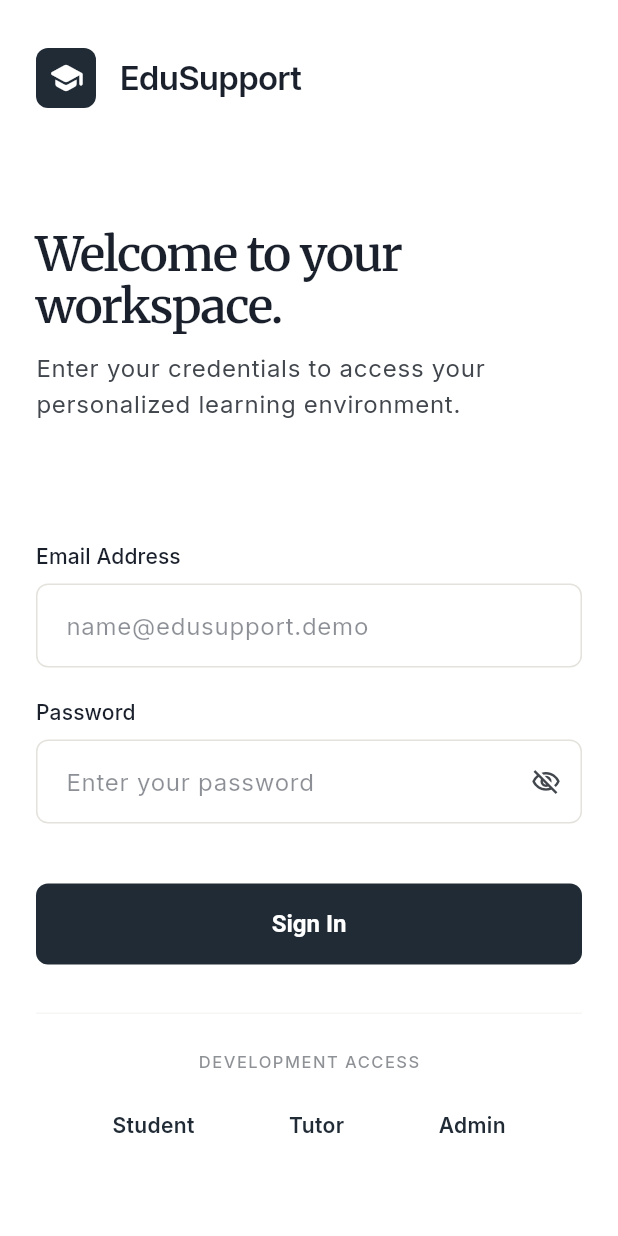
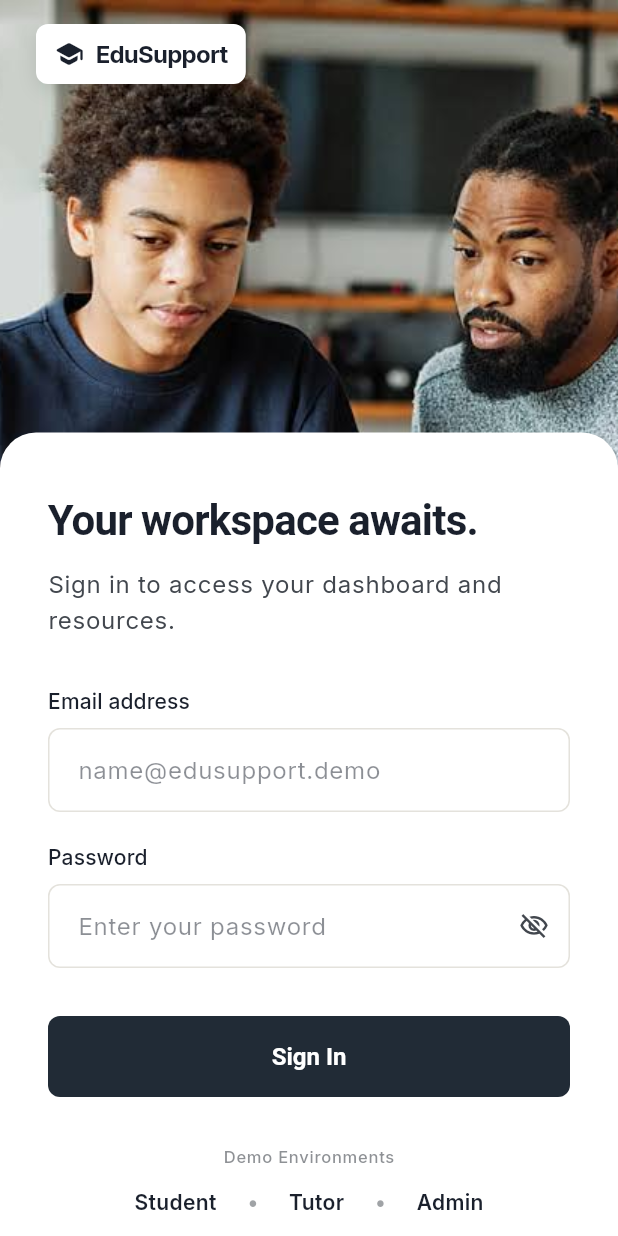
Before and after one commit to chris-moyo-codes/eduSupport-apk, a Flutter app: the screen it shows after launch, after a tap on "Skip", on a phone screen of 412 x 824 dp. Run offline on Flutter 3.47's test engine with Material 3 defaults, Android fonts, the phone set to English and light mode, and no system bars; our stand-ins replace dio, flutter_riverpod, flutter_secure_storage, go_router, google_fonts, shared_preferences.

Commit message:
feat: restore approved login and onboarding designs

```diff
--- a/lib/features/auth/presentation/screens/login_screen.dart
+++ b/lib/features/auth/presentation/screens/login_screen.dart
@@ -43,69 +43,61 @@ class _LoginScreenState extends ConsumerState<LoginScreen> {
   Widget build(BuildContext context) {
     final theme = Theme.of(context);
     final authState = ref.watch(authControllerProvider);
+    final topPadding = MediaQuery.of(context).padding.top;
+    final screenHeight = MediaQuery.of(context).size.height;
 
     return Scaffold(
-      backgroundColor: theme.colorScheme.surface,
-      body: SafeArea(
-        child: CustomScrollView(
+      backgroundColor: Colors.black, // Behind image
+      body: Stack(
+        children: [
+          // ── Background Image Hero ──────────────────────────────────────────
+          Positioned(
+            top: 0,
+            left: 0,
+            right: 0,
+            height: screenHeight * 0.55,
+            child: Image.asset(
+              'assets/images/login-hero.jpg',
+              fit: BoxFit.cover,
+            ),
+          ),
+
+          // ── Scrollable Form Area ───────────────────────────────────────────
+          CustomScrollView(
             slivers: [
+              SliverToBoxAdapter(
+                child: SizedBox(height: screenHeight * 0.35), // Space for image to show
+              ),
               SliverFillRemaining(
                 hasScrollBody: false,
-              child: Padding(
-                padding: const EdgeInsets.symmetric(horizontal: 24, vertical: 32),
+                child: Container(
+                  decoration: BoxDecoration(
+                    color: theme.colorScheme.surface,
+                    borderRadius: const BorderRadius.vertical(top: Radius.circular(24)),
+                  ),
+                  padding: const EdgeInsets.fromLTRB(32, 40, 32, 32),
                   child: Column(
                     crossAxisAlignment: CrossAxisAlignment.stretch,
                     children: [
-                    // Top Logo / Brand
-                    GestureDetector(
-                      onLongPress: () {
-                        DevTools.resetOnboarding(ref);
-                        ScaffoldMessenger.of(context).showSnackBar(
-                          const SnackBar(content: Text('Onboarding reset.')),
-                        );
-                      },
-                      child: Row(
-                        children: [
-                          Container(
-                            width: 40,
-                            height: 40,
-                            decoration: BoxDecoration(
-                              color: theme.colorScheme.primary,
-                              borderRadius: EduSupportTheme.radiusLg,
-                            ),
-                            child: Icon(Icons.school_rounded, color: theme.colorScheme.onPrimary, size: 24),
-                          ),
-                          const SizedBox(width: 16),
-                          Text(
-                            'EduSupport',
-                            style: theme.textTheme.titleLarge?.copyWith(
-                              letterSpacing: -0.5,
-                              fontWeight: FontWeight.w600,
-                            ),
-                          ),
-                        ],
-                      ),
-                    ),
-                    const Spacer(flex: 2),
-
                       // Typography Hero
                       Text(
-                      'Welcome to your workspace.',
-                      style: theme.textTheme.headlineLarge?.copyWith(
+                        'Your workspace awaits.',
+                        style: theme.textTheme.headlineMedium?.copyWith(
                           color: theme.colorScheme.onSurface,
-                        letterSpacing: -1.0,
-                        height: 1.1,
+                          fontWeight: FontWeight.w700,
+                          letterSpacing: -0.5,
+                          fontFamily: 'Georgia', // Serif-style text as requested
                         ),
                       ),
                       const SizedBox(height: 12),
                       Text(
-                      'Enter your credentials to access your personalized learning environment.',
+                        'Sign in to access your dashboard and resources.',
                         style: theme.textTheme.bodyLarge?.copyWith(
                           color: theme.colorScheme.onSurfaceVariant,
                           height: 1.5,
                         ),
                       ),
-                    const Spacer(flex: 2),
+                      const SizedBox(height: 32),
 
                       // Error Message
                       if (authState.errorMessage != null)
@@ -115,7 +107,6 @@ class _LoginScreenState extends ConsumerState<LoginScreen> {
                           decoration: BoxDecoration(
                             color: theme.colorScheme.error.withValues(alpha: 0.1),
                             borderRadius: EduSupportTheme.radiusLg,
-                          border: Border.all(color: theme.colorScheme.error.withValues(alpha: 0.2)),
                           ),
                           child: Text(
                             authState.errorMessage!,
@@ -129,7 +120,7 @@ class _LoginScreenState extends ConsumerState<LoginScreen> {
 
                       // Form
                       EduTextField(
-                      label: 'Email Address',
+                        label: 'Email address',
                         hintText: 'name@edusupport.demo',
                         controller: _emailController,
                         keyboardType: TextInputType.emailAddress,
@@ -155,7 +146,7 @@ class _LoginScreenState extends ConsumerState<LoginScreen> {
                           },
                         ),
                       ),
-                    const SizedBox(height: 40),
+                      const SizedBox(height: 32),
                       EduButton(
                         label: 'Sign In',
                         fullWidth: true,
@@ -164,35 +155,33 @@ class _LoginScreenState extends ConsumerState<LoginScreen> {
                         onPressed: _login,
                       ),
 
+                      const Spacer(),
                       const SizedBox(height: 32),
 
                       // Demo Links
-                    Container(
-                      padding: const EdgeInsets.symmetric(vertical: 24),
-                      decoration: BoxDecoration(
-                        border: Border(top: BorderSide(color: theme.colorScheme.outline.withValues(alpha: 0.3))),
-                      ),
-                      child: Column(
-                        children: [
-                          Text(
-                            'DEVELOPMENT ACCESS',
+                      Center(
+                        child: Text(
+                          'Demo Environments',
                           style: theme.textTheme.labelSmall?.copyWith(
                             color: theme.colorScheme.onSurfaceVariant.withValues(alpha: 0.6),
-                              letterSpacing: 1.0,
+                            letterSpacing: 0.5,
                           ),
                         ),
-                          const SizedBox(height: 16),
+                      ),
+                      const SizedBox(height: 8),
                       Row(
-                            mainAxisAlignment: MainAxisAlignment.spaceEvenly,
+                        mainAxisAlignment: MainAxisAlignment.center,
                         children: [
                           _DemoLink(
                             label: 'Student',
                             onTap: () => _fillDemo('student@edusupport.demo', 'Student@123'),
                           ),
+                          _Divider(),
                           _DemoLink(
                             label: 'Tutor',
                             onTap: () => _fillDemo('tutor@edusupport.demo', 'Tutor@123'),
                           ),
+                          _Divider(),
                           _DemoLink(
                             label: 'Admin',
                             onTap: () => _fillDemo('admin@edusupport.demo', 'Admin@123'),
@@ -202,11 +191,66 @@ class _LoginScreenState extends ConsumerState<LoginScreen> {
                     ],
                   ),
                 ),
+              ),
+            ],
+          ),
+
+          // ── App Brand (Floating Top Left) ──────────────────────────────────
+          Positioned(
+            top: topPadding + 16,
+            left: 24,
+            child: GestureDetector(
+              onLongPress: () {
+                DevTools.resetOnboarding(ref);
+                ScaffoldMessenger.of(context).showSnackBar(
+                  const SnackBar(content: Text('Onboarding reset.')),
+                );
+              },
+              child: Container(
+                padding: const EdgeInsets.symmetric(horizontal: 12, vertical: 8),
+                decoration: BoxDecoration(
+                  color: Colors.white,
+                  borderRadius: EduSupportTheme.radiusLg,
+                  boxShadow: [
+                    BoxShadow(
+                      color: Colors.black.withValues(alpha: 0.1),
+                      blurRadius: 10,
+                      offset: const Offset(0, 4),
+                    ),
+                  ],
+                ),
+                child: Row(
+                  children: [
+                    Icon(Icons.school_rounded, color: theme.colorScheme.onSurface, size: 20),
+                    const SizedBox(width: 8),
+                    Text(
+                      'EduSupport',
+                      style: theme.textTheme.titleMedium?.copyWith(
+                        letterSpacing: -0.5,
+                        fontWeight: FontWeight.w700,
+                        color: theme.colorScheme.onSurface,
+                      ),
+                    ),
                   ],
                 ),
               ),
             ),
+          ),
         ],
+      ),
+    );
+  }
+}
+
+class _Divider extends StatelessWidget {
+  @override
+  Widget build(BuildContext context) {
+    return Padding(
+      padding: const EdgeInsets.symmetric(horizontal: 12),
+      child: Text(
+        '•',
+        style: TextStyle(
+          color: Theme.of(context).colorScheme.onSurfaceVariant.withValues(alpha: 0.5),
         ),
       ),
     );
@@ -225,13 +269,13 @@ class _DemoLink extends StatelessWidget {
       onTap: onTap,
       borderRadius: EduSupportTheme.radiusSm,
       child: Padding(
-        padding: const EdgeInsets.symmetric(horizontal: 12, vertical: 8),
+        padding: const EdgeInsets.symmetric(horizontal: 8, vertical: 4),
         child: Text(
           label,
           style: TextStyle(
             fontSize: 14,
             fontWeight: FontWeight.w600,
-            color: Theme.of(context).colorScheme.primary,
+            color: Theme.of(context).colorScheme.onSurface,
           ),
         ),
       ),
--- a/lib/features/onboarding/presentation/screens/onboarding_screen.dart
+++ b/lib/features/onboarding/presentation/screens/onboarding_screen.dart
@@ -20,14 +20,14 @@ class _OnboardingScreenState extends ConsumerState<OnboardingScreen> {
 
   final List<_OnboardingPageData> _pages = [
     _OnboardingPageData(
-      title: 'Premium\nlearning support.',
+      title: 'Premium learning support.',
       description: 'Trusted tutoring and practical resources built for consistent progress.',
-      icon: Icons.auto_graph_rounded,
+      imagePath: 'assets/images/onboarding-hero.webp',
     ),
     _OnboardingPageData(
-      title: 'Focus on\nwhat matters.',
+      title: 'Focus on what matters.',
       description: 'Calm interfaces and reliable offline tools to keep your momentum going.',
-      icon: Icons.self_improvement_rounded,
+      imagePath: 'assets/images/african-tutor-kids-hero-CKNi_PkA.webp',
     ),
   ];
 
@@ -70,6 +70,7 @@ class _OnboardingScreenState extends ConsumerState<OnboardingScreen> {
   Widget build(BuildContext context) {
     final state = ref.watch(onboardingControllerProvider);
     final theme = Theme.of(context);
+    final screenHeight = MediaQuery.of(context).size.height;
 
     if (state.isLoading) {
       return Scaffold(
@@ -82,30 +83,102 @@ class _OnboardingScreenState extends ConsumerState<OnboardingScreen> {
     final isLastPage = currentIndex == _pages.length - 1;
 
     return Scaffold(
-      backgroundColor: theme.colorScheme.surface,
-      body: SafeArea(
-        child: Column(
-          crossAxisAlignment: CrossAxisAlignment.stretch,
+      backgroundColor: Colors.black, // Dark behind image
+      body: Stack(
         children: [
-            Align(
-              alignment: Alignment.topRight,
-              child: Padding(
-                padding: const EdgeInsets.all(24),
+          // ── Background Image Hero ──────────────────────────────────────────
+          // We use a PageView for the images to slide them in sync with the text
+          Positioned(
+            top: 0,
+            left: 0,
+            right: 0,
+            height: screenHeight * 0.55,
+            child: Stack(
+              children: List.generate(_pages.length, (index) {
+                final double value = (_currentPage - index).abs();
+                final double opacity = (1 - value).clamp(0.0, 1.0);
+                return Positioned.fill(
+                  child: Opacity(
+                    opacity: opacity,
+                    child: Image.asset(
+                      _pages[index].imagePath,
+                      fit: BoxFit.cover,
+                    ),
+                  ),
+                );
+              }),
+            ),
+          ),
+
+          // ── Brand Logo ─────────────────────────────────────────────────────
+          Positioned(
+            top: MediaQuery.of(context).padding.top + 16,
+            left: 24,
+            child: Container(
+              padding: const EdgeInsets.symmetric(horizontal: 12, vertical: 8),
+              decoration: BoxDecoration(
+                color: Colors.white,
+                borderRadius: EduSupportTheme.radiusLg,
+                boxShadow: [
+                  BoxShadow(
+                    color: Colors.black.withValues(alpha: 0.1),
+                    blurRadius: 10,
+                    offset: const Offset(0, 4),
+                  ),
+                ],
+              ),
+              child: Row(
+                children: [
+                  Icon(Icons.school_rounded, color: theme.colorScheme.onSurface, size: 20),
+                  const SizedBox(width: 8),
+                  Text(
+                    'EduSupport',
+                    style: theme.textTheme.titleMedium?.copyWith(
+                      letterSpacing: -0.5,
+                      fontWeight: FontWeight.w700,
+                      color: theme.colorScheme.onSurface,
+                    ),
+                  ),
+                ],
+              ),
+            ),
+          ),
+
+          // ── Skip Button ────────────────────────────────────────────────────
+          Positioned(
+            top: MediaQuery.of(context).padding.top + 16,
+            right: 16,
             child: TextButton(
               onPressed: _onSkip,
               style: TextButton.styleFrom(
-                    foregroundColor: theme.colorScheme.onSurfaceVariant,
+                foregroundColor: Colors.white,
+                backgroundColor: Colors.black.withValues(alpha: 0.3),
               ),
               child: const Text('Skip', style: TextStyle(fontWeight: FontWeight.w600)),
             ),
           ),
+
+          // ── Content Area (White Panel) ─────────────────────────────────────
+          Positioned(
+            top: screenHeight * 0.45, // Overlap the image slightly
+            left: 0,
+            right: 0,
+            bottom: 0,
+            child: Container(
+              decoration: BoxDecoration(
+                color: theme.colorScheme.surface,
+                borderRadius: const BorderRadius.vertical(top: Radius.circular(24)),
               ),
+              child: Column(
+                children: [
                   Expanded(
                     child: PageView.builder(
                       controller: _pageController,
                       physics: const BouncingScrollPhysics(),
                       itemCount: _pages.length,
-                onPageChanged: (index) {},
+                      onPageChanged: (index) {
+                        // The state controller can track this if needed
+                      },
                       itemBuilder: (context, index) {
                         final page = _pages[index];
                         final double value = (_currentPage - index).abs();
@@ -117,30 +190,17 @@ class _OnboardingScreenState extends ConsumerState<OnboardingScreen> {
                           child: Opacity(
                             opacity: opacity,
                             child: Padding(
-                        padding: const EdgeInsets.symmetric(horizontal: 32),
+                              padding: const EdgeInsets.fromLTRB(32, 40, 32, 20),
                               child: Column(
-                          mainAxisAlignment: MainAxisAlignment.center,
                                 crossAxisAlignment: CrossAxisAlignment.start,
                                 children: [
-                            Container(
-                              padding: const EdgeInsets.all(16),
-                              decoration: BoxDecoration(
-                                color: theme.colorScheme.primaryContainer,
-                                borderRadius: EduSupportTheme.radiusLg,
-                              ),
-                              child: Icon(
-                                page.icon,
-                                size: 32,
-                                color: theme.colorScheme.onPrimaryContainer,
-                              ),
-                            ),
-                            const SizedBox(height: 32),
                                   Text(
                                     page.title,
-                              style: theme.textTheme.headlineLarge?.copyWith(
-                                fontWeight: FontWeight.w600,
+                                    style: theme.textTheme.headlineMedium?.copyWith(
+                                      fontWeight: FontWeight.w700,
                                       height: 1.1,
-                                letterSpacing: -1.0,
+                                      letterSpacing: -0.5,
+                                      fontFamily: 'Georgia',
                                       color: theme.colorScheme.onSurface,
                                     ),
                                   ),
@@ -161,7 +221,7 @@ class _OnboardingScreenState extends ConsumerState<OnboardingScreen> {
                     ),
                   ),
 
-            // Bottom Navigation
+                  // Bottom Controls
                   Padding(
                     padding: const EdgeInsets.fromLTRB(32, 0, 32, 40),
                     child: Row(
@@ -199,6 +259,9 @@ class _OnboardingScreenState extends ConsumerState<OnboardingScreen> {
                 ],
               ),
             ),
+          ),
+        ],
+      ),
     );
   }
 }
@@ -207,10 +270,10 @@ class _OnboardingPageData {
   _OnboardingPageData({
     required this.title,
     required this.description,
-    required this.icon,
+    required this.imagePath,
   });
 
   final String title;
   final String description;
-  final IconData icon;
+  final String imagePath;
 }
```
Also changed, not shown: 2 other files. Lines whose indentation alone changed are shown as unchanged.
